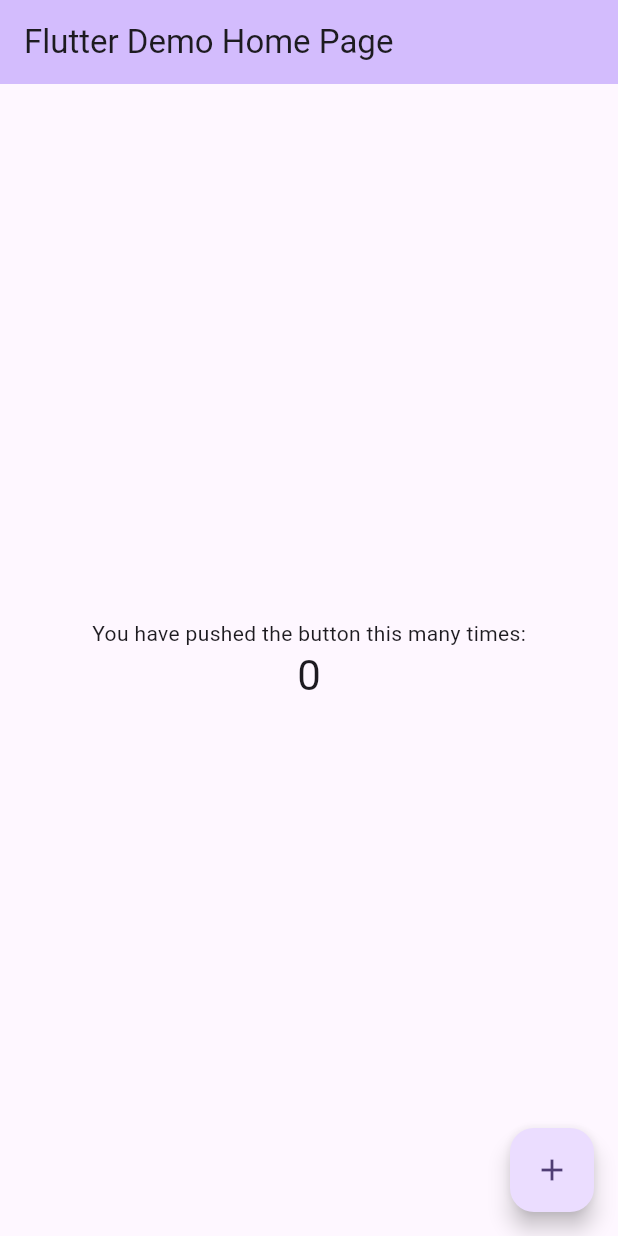
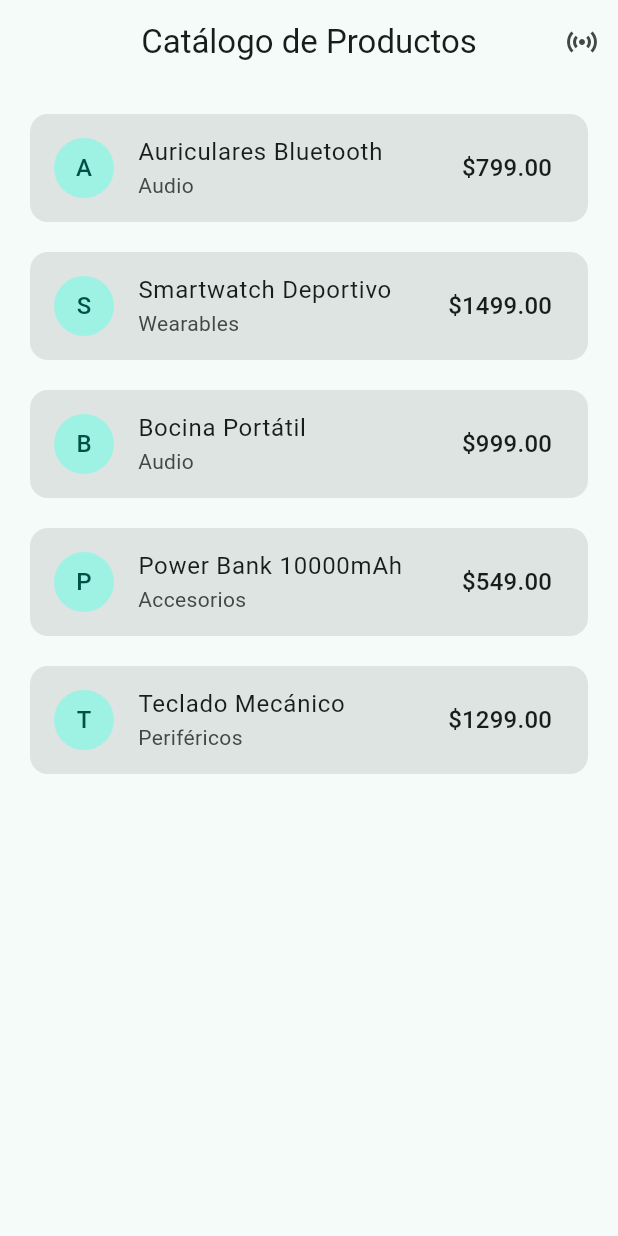
Before and after one commit to rub803030/actividad4-sensores-multimedia, a Flutter app: the screen it shows after launch, on a phone screen of 412 x 824 dp. Run offline on Flutter 3.47's test engine with Material 3 defaults, Android fonts, the phone set to English and light mode, and no system bars.

Commit message:
feat: add base app structure with catalog view

```diff
--- a/lib/main.dart
+++ b/lib/main.dart
@@ -1,4 +1,6 @@
 import 'package:flutter/material.dart';
+
+import 'presentation/views/catalogo_view.dart';
 
 void main() {
   runApp(const MyApp());
@@ -7,116 +9,16 @@ void main() {
 class MyApp extends StatelessWidget {
   const MyApp({super.key});
 
-  // This widget is the root of your application.
   @override
   Widget build(BuildContext context) {
     return MaterialApp(
-      title: 'Flutter Demo',
+      title: 'Actividad Sensores y Multimedia',
+      debugShowCheckedModeBanner: false,
       theme: ThemeData(
-        // This is the theme of your application.
-        //
-        // TRY THIS: Try running your application with "flutter run". You'll see
-        // the application has a purple toolbar. Then, without quitting the app,
-        // try changing the seedColor in the colorScheme below to Colors.green
-        // and then invoke "hot reload" (save your changes or press the "hot
-        // reload" button in a Flutter-supported IDE, or press "r" if you used
-        // the command line to start the app).
-        //
-        // Notice that the counter didn't reset back to zero; the application
-        // state is not lost during the reload. To reset the state, use hot
-        // restart instead.
-        //
-        // This works for code too, not just values: Most code changes can be
-        // tested with just a hot reload.
-        colorScheme: .fromSeed(seedColor: Colors.deepPurple),
+        useMaterial3: true,
+        colorScheme: ColorScheme.fromSeed(seedColor: Colors.teal),
       ),
-      home: const MyHomePage(title: 'Flutter Demo Home Page'),
+      home: const CatalogoView(),
     );
   }
 }
-
-class MyHomePage extends StatefulWidget {
-  const MyHomePage({super.key, required this.title});
-
-  // This widget is the home page of your application. It is stateful, meaning
-  // that it has a State object (defined below) that contains fields that affect
-  // how it looks.
-
-  // This class is the configuration for the state. It holds the values (in this
-  // case the title) provided by the parent (in this case the App widget) and
-  // used by the build method of the State. Fields in a Widget subclass are
-  // always marked "final".
-
-  final String title;
-
-  @override
-  State<MyHomePage> createState() => _MyHomePageState();
-}
-
-class _MyHomePageState extends State<MyHomePage> {
-  int _counter = 0;
-
-  void _incrementCounter() {
-    setState(() {
-      // This call to setState tells the Flutter framework that something has
-      // changed in this State, which causes it to rerun the build method below
-      // so that the display can reflect the updated values. If we changed
-      // _counter without calling setState(), then the build method would not be
-      // called again, and so nothing would appear to happen.
-      _counter++;
-    });
-  }
-
-  @override
-  Widget build(BuildContext context) {
-    // This method is rerun every time setState is called, for instance as done
-    // by the _incrementCounter method above.
-    //
-    // The Flutter framework has been optimized to make rerunning build methods
-    // fast, so that you can just rebuild anything that needs updating rather
-    // than having to individually change instances of widgets.
-    return Scaffold(
-      appBar: AppBar(
-        // TRY THIS: Try changing the color here to a specific color (to
-        // Colors.amber, perhaps?) and trigger a hot reload to see the AppBar
-        // change color while the other colors stay the same.
-        backgroundColor: Theme.of(context).colorScheme.inversePrimary,
-        // Here we take the value from the MyHomePage object that was created by
-        // the App.build method, and use it to set our appbar title.
-        title: Text(widget.title),
-      ),
-      body: Center(
-        // Center is a layout widget. It takes a single child and positions it
-        // in the middle of the parent.
-        child: Column(
-          // Column is also a layout widget. It takes a list of children and
-          // arranges them vertically. By default, it sizes itself to fit its
-          // children horizontally, and tries to be as tall as its parent.
-          //
-          // Column has various properties to control how it sizes itself and
-          // how it positions its children. Here we use mainAxisAlignment to
-          // center the children vertically; the main axis here is the vertical
-          // axis because Columns are vertical (the cross axis would be
-          // horizontal).
-          //
-          // TRY THIS: Invoke "debug painting" (choose the "Toggle Debug Paint"
-          // action in the IDE, or press "p" in the console), to see the
-          // wireframe for each widget.
-          mainAxisAlignment: .center,
-          children: [
-            const Text('You have pushed the button this many times:'),
-            Text(
-              '$_counter',
-              style: Theme.of(context).textTheme.headlineMedium,
-            ),
-          ],
-        ),
-      ),
-      floatingActionButton: FloatingActionButton(
-        onPressed: _incrementCounter,
-        tooltip: 'Increment',
-        child: const Icon(Icons.add),
-      ),
-    );
-  }
-}
--- /dev/null
+++ b/lib/presentation/views/catalogo_view.dart
@@ -0,0 +1,71 @@
+import 'package:flutter/material.dart';
+
+class CatalogoView extends StatelessWidget {
+  const CatalogoView({super.key});
+
+  @override
+  Widget build(BuildContext context) {
+    final productos = const [
+      _Producto(nombre: 'Auriculares Bluetooth', categoria: 'Audio', precio: 799),
+      _Producto(nombre: 'Smartwatch Deportivo', categoria: 'Wearables', precio: 1499),
+      _Producto(nombre: 'Bocina Portátil', categoria: 'Audio', precio: 999),
+      _Producto(nombre: 'Power Bank 10000mAh', categoria: 'Accesorios', precio: 549),
+      _Producto(nombre: 'Teclado Mecánico', categoria: 'Periféricos', precio: 1299),
+    ];
+
+    return Scaffold(
+      appBar: AppBar(
+        title: const Text('Catálogo de Productos'),
+        centerTitle: true,
+        actions: [
+          IconButton(
+            tooltip: 'Monitor de sensores',
+            icon: const Icon(Icons.sensors),
+            onPressed: () {
+              ScaffoldMessenger.of(context).showSnackBar(
+                const SnackBar(
+                  content: Text('El monitor de sensores se habilitará en la siguiente fase.'),
+                ),
+              );
+            },
+          ),
+        ],
+      ),
+      body: ListView.separated(
+        padding: const EdgeInsets.all(16),
+        itemCount: productos.length,
+        separatorBuilder: (_, __) => const SizedBox(height: 12),
+        itemBuilder: (context, index) {
+          final producto = productos[index];
+          return Card(
+            elevation: 0,
+            color: Theme.of(context).colorScheme.surfaceContainerHighest,
+            child: ListTile(
+              leading: CircleAvatar(
+                child: Text(producto.nombre.characters.first),
+              ),
+              title: Text(producto.nombre),
+              subtitle: Text(producto.categoria),
+              trailing: Text(
+                '\$${producto.precio.toStringAsFixed(2)}',
+                style: Theme.of(context).textTheme.titleMedium,
+              ),
+            ),
+          );
+        },
+      ),
+    );
+  }
+}
+
+class _Producto {
+  final String nombre;
+  final String categoria;
+  final double precio;
+
+  const _Producto({
+    required this.nombre,
+    required this.categoria,
+    required this.precio,
+  });
+}
```
